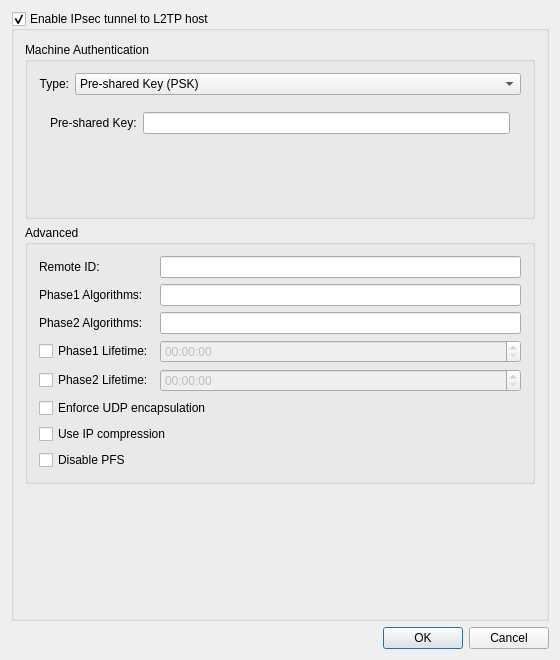
Old version of the form src/desktop/kde/plasma-nm/vpn/l2tp/l2tpipsec.ui in the repository HungLo2020/MattOS.
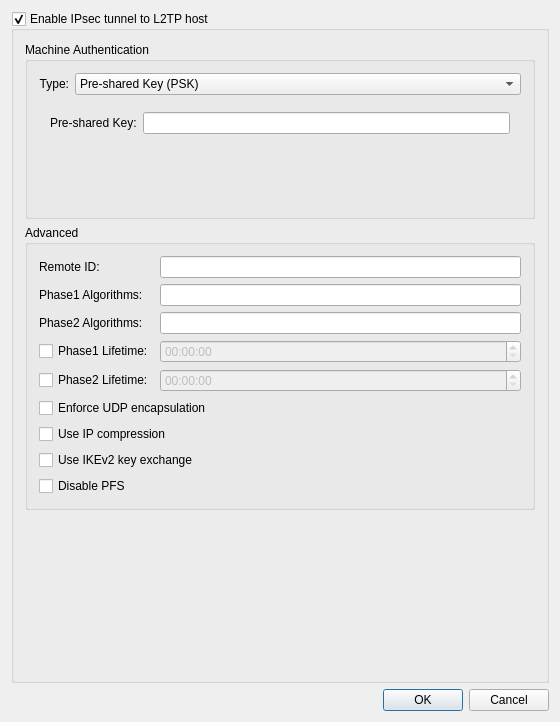
New version of the form. Custom widgets are drawn as their Qt base class.

The edit to the form file:
```diff
--- a/src/desktop/kde/plasma-nm/vpn/l2tp/l2tpipsec.ui
+++ b/src/desktop/kde/plasma-nm/vpn/l2tp/l2tpipsec.ui
@@ -7,7 +7,7 @@
     <x>0</x>
     <y>0</y>
     <width>538</width>
-    <height>660</height>
+    <height>722</height>
    </rect>
   </property>
   <layout class="QVBoxLayout" name="verticalLayout">
@@ -317,6 +317,13 @@
           </widget>
          </item>
          <item row="7" column="0" colspan="2">
+          <widget class="QCheckBox" name="cbIKEv2">
+           <property name="text">
+            <string>Use IKEv2 key exchange</string>
+           </property>
+          </widget>
+         </item>
+         <item row="8" column="0" colspan="2">
           <widget class="QCheckBox" name="cbPFS">
            <property name="toolTip">
             <string>&lt;html&gt;&lt;head/&gt;&lt;body&gt;&lt;p&gt;Disable perfect forward secrecy. Enable this option only if the server doesn’t support PFS.&lt;/p&gt;&lt;/body&gt;&lt;/html&gt;</string>
```
Left out of the diff: 12 changed lines with no effect on the pictures.
